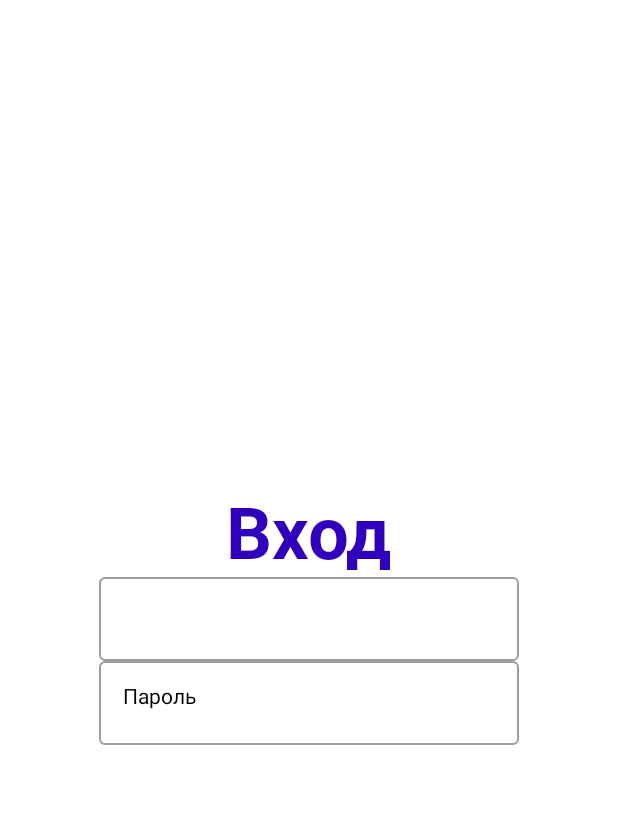
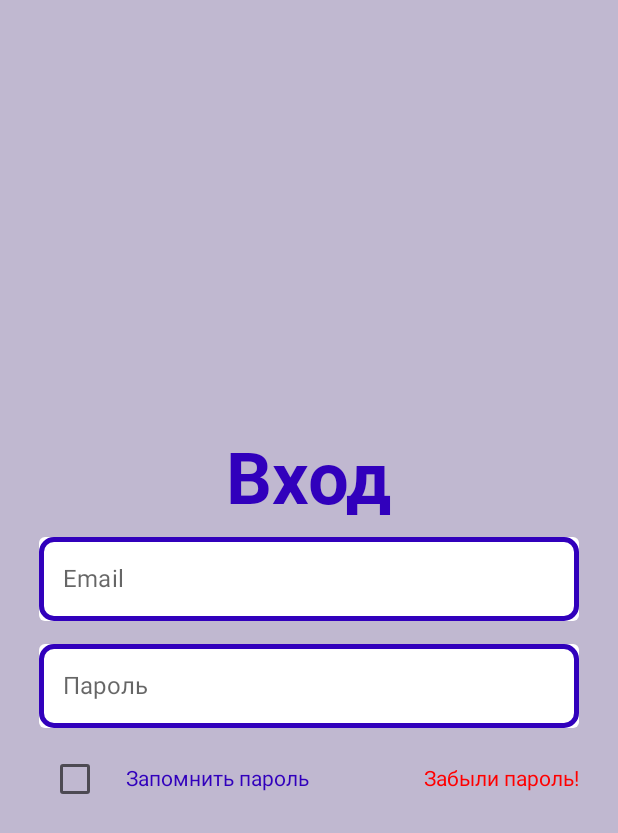
Before and after one commit to AlexsRyzh/SW_Android, an Android app built with Jetpack Compose: the SingInScreen screen opened through its navigation route, on a phone screen of 412 x 824 dp. Shown: the top 833 px of the screen. Run offline under Robolectric (Android 15) with nearby library versions, the phone set to English and light mode, and no system bars.

Commit message:
vers 0.3.1

```diff
--- a/app/build.gradle
+++ b/app/build.gradle
@@ -54,8 +54,8 @@ android {
 
 dependencies {
     def nav_version = "2.4.2"
+    implementation "androidx.navigation:navigation-compose:$nav_version"
 
-    implementation "androidx.navigation:navigation-compose:$nav_version"
 
     implementation 'androidx.core:core-ktx:1.7.0'
     implementation 'androidx.appcompat:appcompat:1.4.0'
--- a/app/src/main/java/com/example/sw_android/singin_page/SingInScreen.kt
+++ b/app/src/main/java/com/example/sw_android/singin_page/SingInScreen.kt
@@ -1,16 +1,16 @@
 package com.example.sw_android.singin_page
 
+import androidx.compose.foundation.background
+import androidx.compose.foundation.border
 import androidx.compose.foundation.layout.*
-import androidx.compose.material.OutlinedTextField
-import androidx.compose.material.Text
+import androidx.compose.foundation.shape.RoundedCornerShape
+import androidx.compose.material.*
 import androidx.compose.runtime.*
 import androidx.compose.ui.Alignment
 import androidx.compose.ui.Modifier
-import androidx.compose.ui.focus.onFocusChanged
-import androidx.compose.ui.focus.onFocusEvent
 import androidx.compose.ui.graphics.Color
 import androidx.compose.ui.text.font.FontWeight
-import androidx.compose.ui.text.style.TextAlign
+import androidx.compose.ui.text.input.VisualTransformation
 import androidx.compose.ui.tooling.preview.Preview
 import androidx.compose.ui.unit.dp
 import androidx.compose.ui.unit.sp
@@ -20,23 +20,26 @@ import com.example.sw_android.ui.theme.RobotoFontFamily
 @Composable
 fun SingInScreen(){
     var email by remember {
-        mutableStateOf("Email")
-    }
-    var emailFoncusFirst by remember {
-        mutableStateOf(true)
+        mutableStateOf("")
     }
     var password by remember {
-        mutableStateOf("Пароль")
+        mutableStateOf("")
     }
-    var passwordFoncusFirst by remember {
-        mutableStateOf(true)
+    var checkedState by remember {
+        mutableStateOf(false)
     }
     Column(
         horizontalAlignment = Alignment.CenterHorizontally,
         verticalArrangement = Arrangement.Center,
         modifier = Modifier
-            .fillMaxHeight()
-            .fillMaxWidth()
+            .fillMaxSize()
+            .background(Color(0xffC0B8D0))
+    ) {
+        Column(
+            horizontalAlignment = Alignment.CenterHorizontally,
+            modifier = Modifier
+                .widthIn(max = 400.dp)
+                .padding(horizontal = 20.dp)
         ){
             Text(
                 text = "Вход",
@@ -45,27 +48,80 @@ fun SingInScreen(){
                 fontFamily = RobotoFontFamily,
                 fontWeight = FontWeight.Bold,
                 modifier = Modifier
-                .padding(horizontal = 20.dp)
+                    .padding(
+                        horizontal = 20.dp,
+                        vertical = 10.dp
                     )
-        Column() {
-            OutlinedTextField(
+            )
+            Spacer(modifier = Modifier)
+            CustomTextField(
+                modifier = Modifier,
                 value = email,
                 onValueChange = {email = it},
-                modifier = Modifier
-                    .onFocusEvent { if (emailFoncusFirst){
-                        email = ""
-                        emailFoncusFirst = false
-                    } }
+                placeholeder = { Text(text = "Email")}
             )
-            OutlinedTextField(
+            Spacer(modifier = Modifier.height(15.dp))
+            CustomTextField(
+                modifier = Modifier,
                 value = password,
                 onValueChange = {password = it},
-                Modifier
+                placeholeder = { Text(text = "Пароль")}
+            )
+            Spacer(modifier = Modifier.height(10.dp))
+            Row(
+                horizontalArrangement = Arrangement.SpaceBetween,
+                verticalAlignment = Alignment.CenterVertically,
+                modifier = Modifier.fillMaxWidth()
+            ) {
+                Row(
+                    verticalAlignment = Alignment.CenterVertically
+                ) {
+                    Checkbox(
+                        checked =checkedState ,
+                        onCheckedChange = {checkedState = it}
+                    )
+                    Spacer(modifier = Modifier.width(10.dp))
+                    Text(
+                        text = "Запомнить пароль",
+                        color = Color(0xff3100BC)
+                    )
+                }
+                Text(
+                    text = "Забыли пароль!",
+                    color = Color(0xffFF0000)
                 )
             }
         }
     }
+}
 
+@Composable
+fun CustomTextField(
+    modifier: Modifier,
+    value: String,
+    onValueChange: (String) -> Unit,
+    placeholeder: @Composable () -> Unit,
+    visualTransformation: VisualTransformation = VisualTransformation.None,
+    ){
+    OutlinedTextField(
+        value = value,
+        onValueChange = onValueChange,
+        placeholder = placeholeder,
+        visualTransformation = visualTransformation,
+        colors = TextFieldDefaults.outlinedTextFieldColors(
+            backgroundColor = Color.White,
+            focusedBorderColor = Color.Transparent,
+            unfocusedBorderColor = Color.Transparent,
+            focusedLabelColor = Color(0xff3100BC),
+            unfocusedLabelColor = Color(0xff3100BC),
+            cursorColor = Color(0xff3100BC)
+        ),
+        singleLine = true,
+        modifier = modifier
+            .border(3.dp, Color(0xff3100BC), RoundedCornerShape(10.dp))
+            .fillMaxWidth()
+    )
+}
 
 @Preview(showSystemUi = true)
 @Composable
--- a/app/src/main/java/com/example/sw_android/welcome_page/WelcomeScreen.kt
+++ b/app/src/main/java/com/example/sw_android/welcome_page/WelcomeScreen.kt
@@ -96,15 +96,15 @@ private fun Buttons(
             nameButton = "регистрация через email",
             Blue100,
             R.drawable.icon_registration,
-            action = {
-                navControler.navigate(route = Screen.SingIn.route)
-            }
+            action = { }
         )
         Button_registr(
             nameButton = "вход через email",
             Red200,
             R.drawable.sing_in,
-            {}
+            action = {
+                navControler.navigate(route = Screen.SingIn.route)
+            }
         )
     }
 
```
Lines whose indentation alone changed are shown as unchanged.
